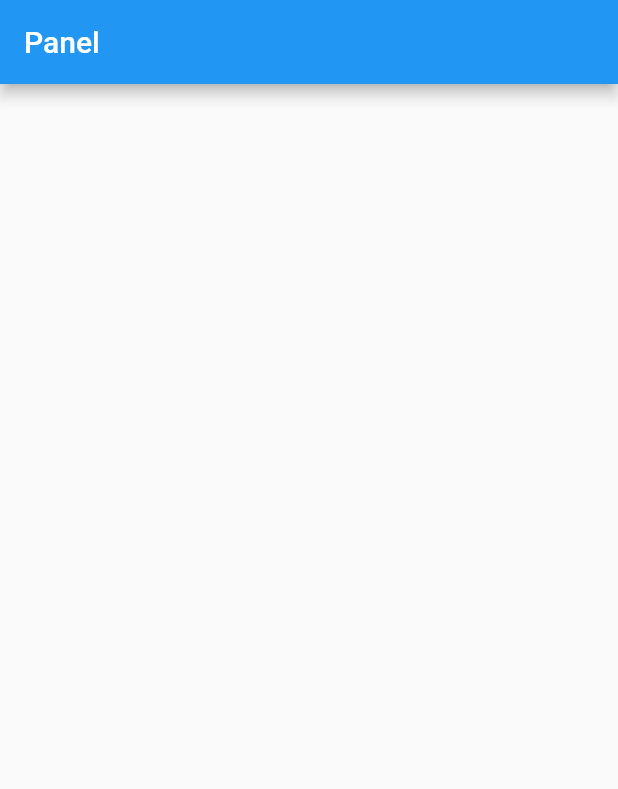
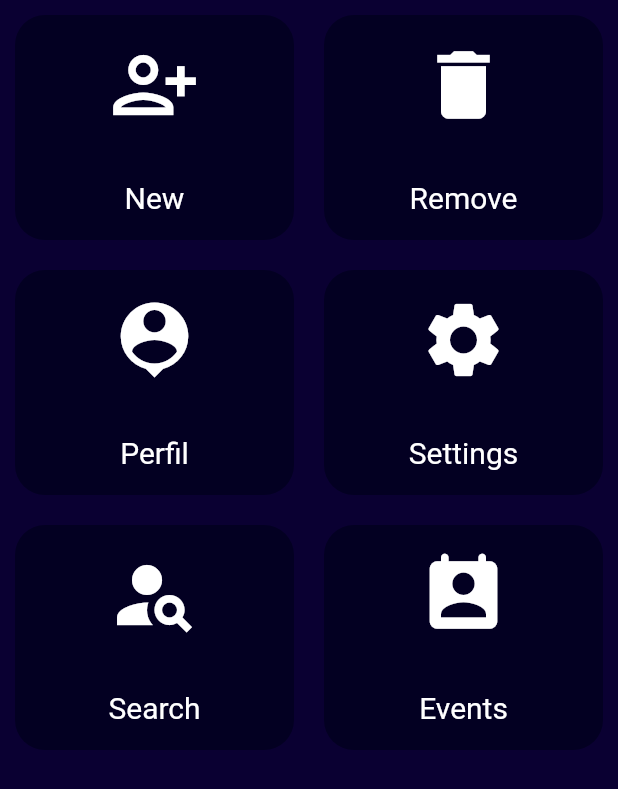
Before and after one commit to jeremiasramirez/flutter-design-panel-admin, a Flutter app: the screen it shows after launch, on a phone screen of 412 x 824 dp. Shown: the top 789 px of the screen. Run offline on Flutter 3.47's test engine with Material 2 defaults, Android fonts, the phone set to English and light mode, and no system bars.

Commit message:
agregado items

```diff
--- a/lib/main.dart
+++ b/lib/main.dart
@@ -12,6 +12,7 @@ class PanelApp extends StatelessWidget {
   Widget build(BuildContext context) {
 
     return MaterialApp(
+      debugShowCheckedModeBanner: false,
       initialRoute: "/",
       routes: {
         "/" : (context) =>  new HomePage()
--- a/lib/pages/home.page.dart
+++ b/lib/pages/home.page.dart
@@ -1,4 +1,5 @@
 import 'package:flutter/material.dart';
+import 'package:panel_flutter/widgets/option.widget.dart';
 
 
 class HomePage extends StatelessWidget{
@@ -6,12 +7,48 @@ class HomePage extends StatelessWidget{
 
 
   Widget build(context){
+    return MaterialApp(
+      debugShowCheckedModeBanner: false,
+      home:Scaffold(
+        backgroundColor: Color.fromRGBO(10, 0, 50, 1),
+        body:ListView(
+          physics:BouncingScrollPhysics(),
+          children: [
 
-    return MaterialApp(
+            Table(
+              children: [
 
-      home:Scaffold(
-        appBar:AppBar(
-          title: Text("Panel")
+
+                TableRow(
+                  children: [
+                    Option(Icon(Icons.person_add_alt, color:Colors.white, size:60.0), "New"),
+                    Option(Icon(Icons.delete, color:Colors.white, size:60.0), "Remove")
+                  ]
+                ),
+
+
+                TableRow(
+                  children: [
+                    Option(Icon(Icons.person_pin,  color:Colors.white, size:60.0), "Perfil"),
+                    Option(Icon(Icons.settings, color:Colors.white, size:60.0), "Settings")
+                  ]
+                ),
+
+
+                TableRow(
+                  children: [
+                    Option(Icon(Icons.person_search_sharp, color:Colors.white, size:60.0), "Search"),
+                    Option(Icon(Icons.perm_contact_calendar_rounded, color:Colors.white, size:60.0), "Events")
+                  ]
+                )
+
+
+
+
+              ],
+            )
+
+          ],
         )
       )
 
@@ -21,4 +58,5 @@ class HomePage extends StatelessWidget{
   }
 
 
+
 }
```
Also changed, not shown: pubspec.yaml (+3 -25 lines), pubspec.lock.
